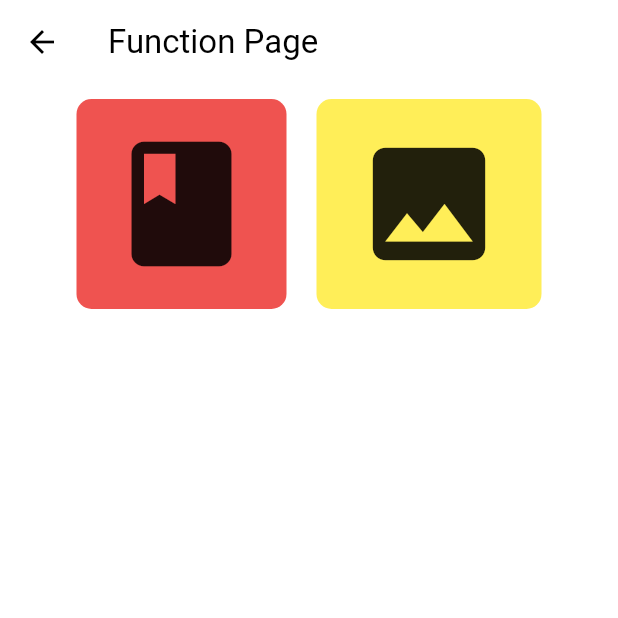
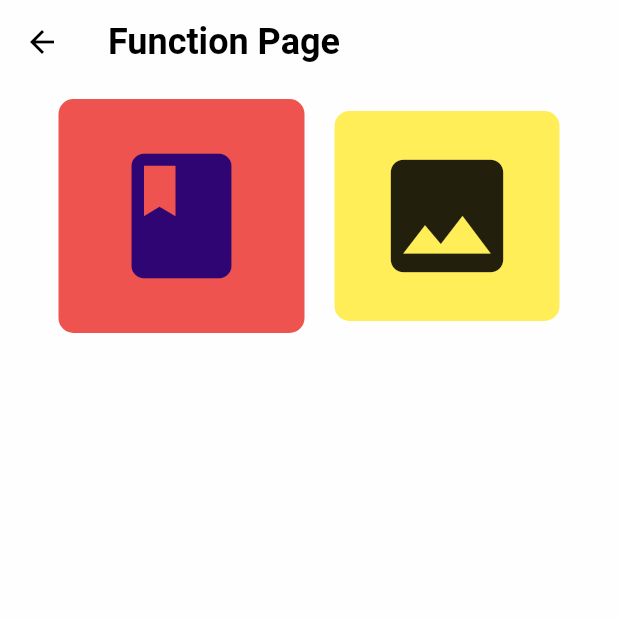
Before and after one commit to thetrucy/VisionMate, a Flutter app: the screen it shows after launch, after a tap on the "arrow right" icon, on a phone screen of 412 x 824 dp, the top half of it. Run offline on Flutter 3.47's test engine with Material 3 defaults, Android fonts, the light colour scheme and no system bars; missing offline and left inert: reown_appkit.

Commit message:
slight UI modification

```diff
--- a/lib/connect_wallet.dart
+++ b/lib/connect_wallet.dart
@@ -88,7 +88,8 @@ class _ConnectWalletPageState extends State<ConnectWalletPage> {
   Widget build(BuildContext context) {
     return Scaffold(
       appBar: AppBar(
-        backgroundColor: Theme.of(context).colorScheme.inversePrimary,
+        centerTitle: true,
+        backgroundColor: Theme.of(context).colorScheme.onPrimary,
         title: Text(widget.title),
       ),
       body: Center(
@@ -116,6 +117,7 @@ class _ConnectWalletPageState extends State<ConnectWalletPage> {
         ),
       ),
       floatingActionButton: FloatingActionButton(
+
         onPressed: _navigateToFunctionPage,
         tooltip: 'Next page',
         child: const Icon(Icons.arrow_right, size: 40,),
--- a/lib/function.dart
+++ b/lib/function.dart
@@ -21,7 +21,12 @@ class MyFunctionPage extends StatelessWidget {
               borderRadius: BorderRadius.circular(10),
             ),
             child:
-              Icon(Icons.book, size: 100,)
+              TextButton(
+                onPressed: () {
+                  // Implement OCR functionality here
+                  final String result = _callOCRFunction();
+                },
+                child: const Icon(Icons.book, size: 100),           )
           ),
 
           Container( // BLIP function container
@@ -39,4 +44,9 @@ class MyFunctionPage extends StatelessWidget {
       )
     );
   }
+
+  String _callOCRFunction() {
+    // Placeholder for OCR function call
+    return "OCR Result";
+  }
 }
--- a/lib/main.dart
+++ b/lib/main.dart
@@ -5,8 +5,8 @@ void main() {
   runApp(const MyApp());
 }
 
-const Color kBackgroundColor = Color.fromARGB(255, 4, 0, 24); // Dark background
-const Color kPrimaryColor = Color(0xFFFFCC00); // Bright accessible yellow
+const Color kBackgroundColor = Color.fromARGB(255, 254, 254, 254); // White background
+const Color kPrimaryColor = Color.fromARGB(255, 47, 4, 115); // Dark purple
 const Color kSuccessColor = Color(0xFF4CAF50); // Green for success
 
 class MyApp extends StatelessWidget {
@@ -20,24 +20,21 @@ class MyApp extends StatelessWidget {
       title: 'Vision Mate',
       theme: ThemeData(
         colorScheme: const ColorScheme.light(
-          surface: Colors.white
+          primary: kPrimaryColor,
+          surface: kBackgroundColor,
+          onSurface: Colors.black,
         ),
-        // colorScheme: const ColorScheme.dark(
-        //   primary: kPrimaryColor,
-        //   surface: kBackgroundColor,
-        //   onSurface: Colors.white,
-        // ),
-        // scaffoldBackgroundColor: kBackgroundColor,
-        // appBarTheme: const AppBarTheme(
-        //   backgroundColor: kBackgroundColor,
-        //   elevation: 0,
-        // ),
-        // textTheme: const TextTheme(
-        //   displayLarge: TextStyle(color: Colors.white, fontSize: 32, fontWeight: FontWeight.bold),
-        //   titleLarge: TextStyle(color: kPrimaryColor, fontSize: 24, fontWeight: FontWeight.bold),
-        //   bodyLarge: TextStyle(color: Colors.white, fontSize: 18),
-        //   bodyMedium: TextStyle(color: Colors.white70, fontSize: 16),
-        // ),
+        scaffoldBackgroundColor: kBackgroundColor,
+        appBarTheme: const AppBarTheme(
+          backgroundColor: kBackgroundColor,
+          elevation: 0,
+        ),
+        textTheme: const TextTheme(
+          displayLarge: TextStyle(color: Colors.black, fontSize: 32, fontWeight: FontWeight.bold),
+          titleLarge: TextStyle(color: kPrimaryColor, fontSize: 24, fontWeight: FontWeight.bold),
+          bodyLarge: TextStyle(color: Colors.black, fontSize: 18),
+          bodyMedium: TextStyle(color: Colors.black, fontSize: 16),
+        ),
       ),
       home: const ConnectWalletPage(title: 'Vision Mate'),
     );
--- a/pubspec.yaml
+++ b/pubspec.yaml
@@ -39,7 +39,6 @@ dependencies:
   reown_appkit: ^1.6.2
   web3dart: ^2.7.3
   webview_flutter: ^4.13.0
-  #http: ^latest_version
 
 dev_dependencies:
   flutter_test:
```
